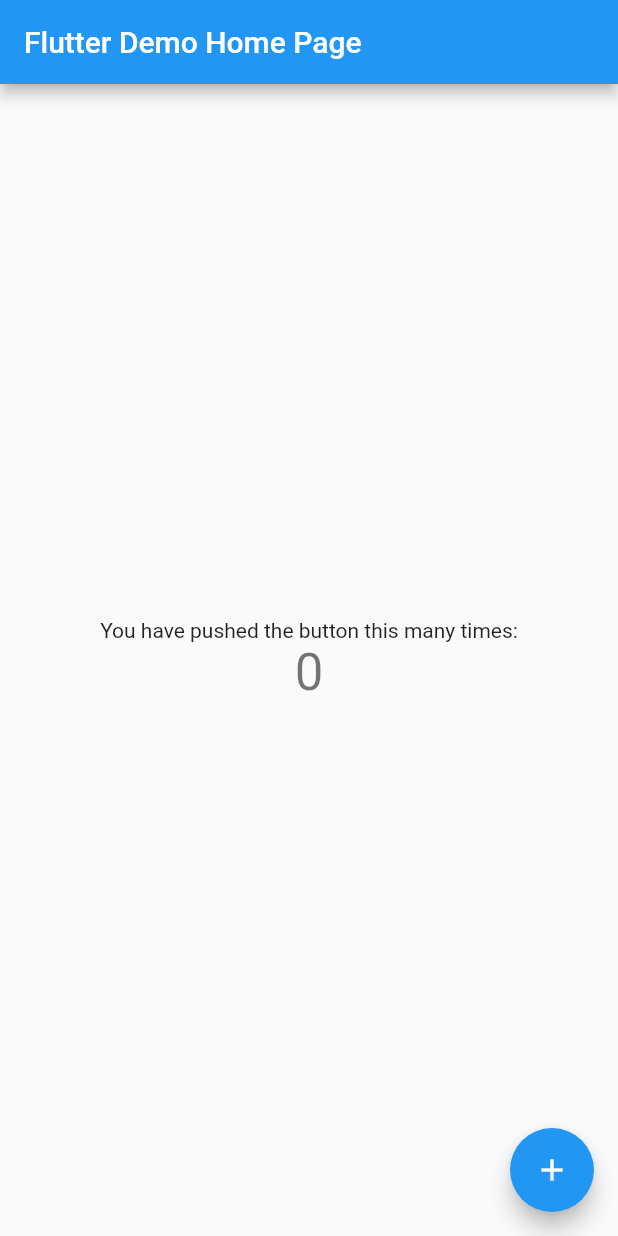
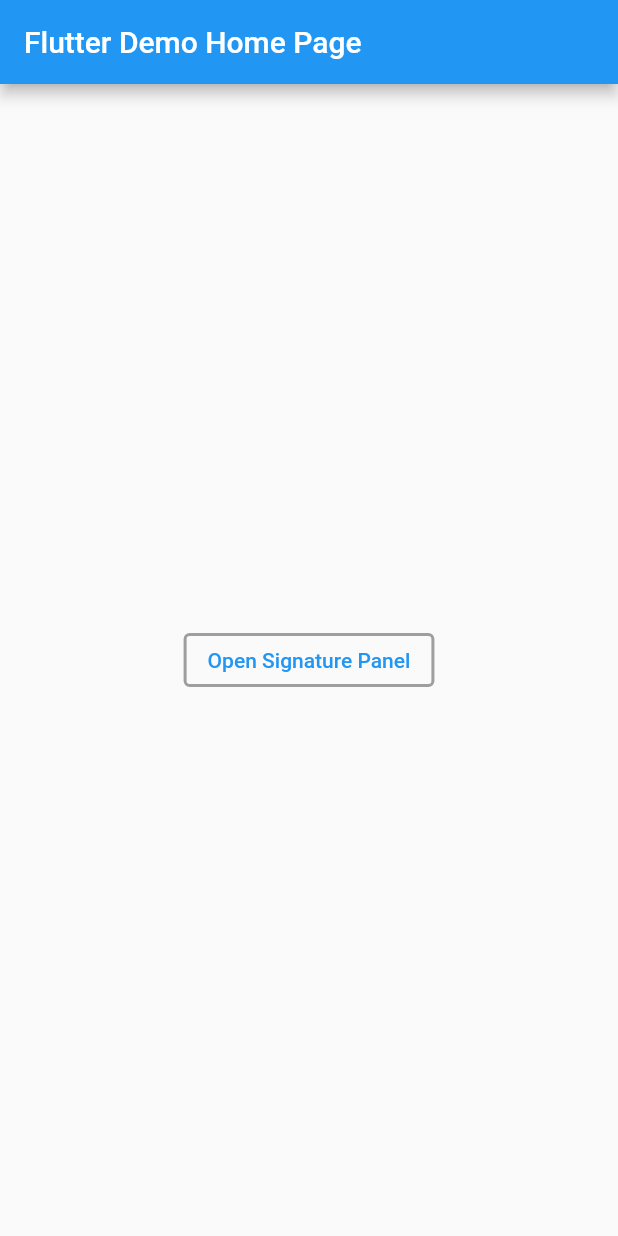
Before and after one commit to elshadsm/flutter_research_project, a Flutter app: the screen it shows after launch, on a phone screen of 412 x 824 dp. Run offline on Flutter 3.47's test engine with Material 2 defaults, Android fonts, the phone set to English and light mode, and no system bars; our stand-ins replace signature.

Commit message:
Implement SignatureDialog

```diff
--- a/lib/pages/my-home/MyHomePageState.dart
+++ b/lib/pages/my-home/MyHomePageState.dart
@@ -1,15 +1,8 @@
 import 'package:flutter/material.dart';
+import 'package:flutter_research_project/pages/my-home/SignatureDialog.dart';
 import 'MyHomePage.dart';
 
 class MyHomePageState extends State<MyHomePage> {
-  int _counter = 0;
-
-  void _incrementCounter() {
-    setState(() {
-      _counter++;
-    });
-  }
-
   @override
   Widget build(BuildContext context) {
     return Scaffold(
@@ -20,21 +13,24 @@ class MyHomePageState extends State<MyHomePage> {
         child: Column(
           mainAxisAlignment: MainAxisAlignment.center,
           children: <Widget>[
-            Text(
-              'You have pushed the button this many times:',
-            ),
-            Text(
-              '$_counter',
-              style: Theme.of(context).textTheme.headline4,
+            OutlinedButton(
+              style: OutlinedButton.styleFrom(
+                primary: Colors.blue,
+                side: BorderSide(width: 2, color: Colors.grey),
+              ),
+              onPressed: () {
+                showDialog(
+                  context: context,
+                  builder: (BuildContext context) {
+                    return SignatureDialog();
+                  },
+                );
+              },
+              child: Text('Open Signature Panel'),
             ),
           ],
         ),
       ),
-      floatingActionButton: FloatingActionButton(
-        onPressed: _incrementCounter,
-        tooltip: 'Increment',
-        child: Icon(Icons.add),
-      ), // This trailing comma makes auto-formatting nicer for build methods.
     );
   }
 }
--- a/pubspec.yaml
+++ b/pubspec.yaml
@@ -21,6 +21,7 @@ environment:
   sdk: ">=2.12.0 <3.0.0"
 
 dependencies:
+  signature: ^4.1.1
   flutter:
     sdk: flutter
 
```
Also changed, not shown: lib/pages/my-home/SignatureDialog.dart (added, +7 -0 lines), lib/pages/my-home/SignatureDialogState.dart (added, +64 -0 lines), pubspec.lock.
